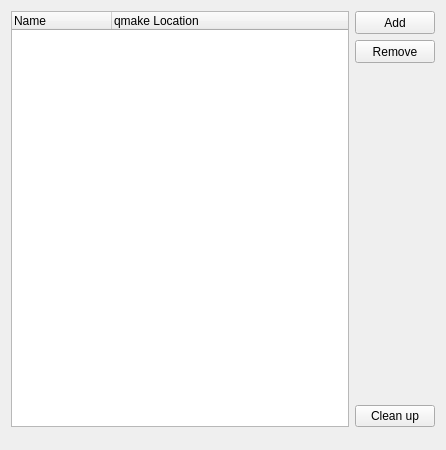
qt-creator/qt-creator, file src/plugins/qtsupport/qtversionmanager.ui: the form before one commit.
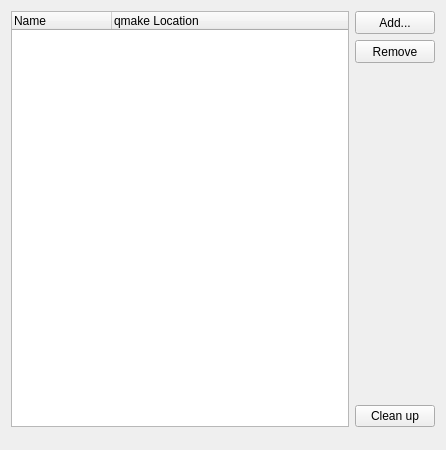
The form after the commit. Custom widgets are drawn as their Qt base class.

```diff
--- a/src/plugins/qtsupport/qtversionmanager.ui
+++ b/src/plugins/qtsupport/qtversionmanager.ui
@@ -50,7 +50,7 @@
           </size>
          </property>
          <property name="text">
-          <string>Add</string>
+          <string>Add...</string>
          </property>
         </widget>
        </item>
```
